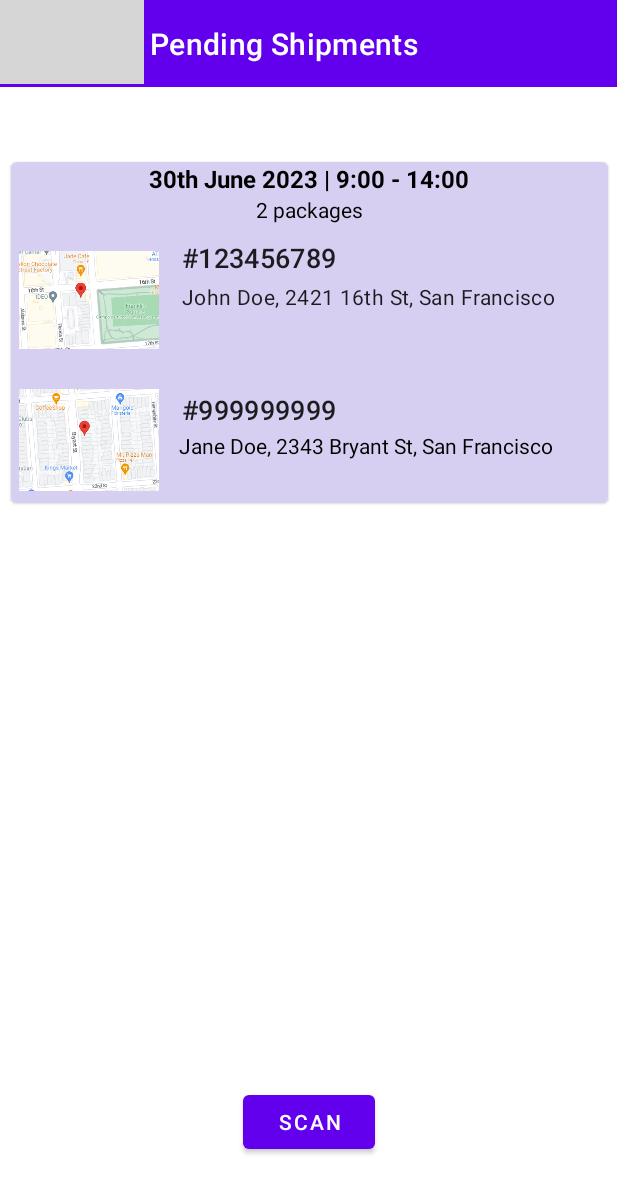
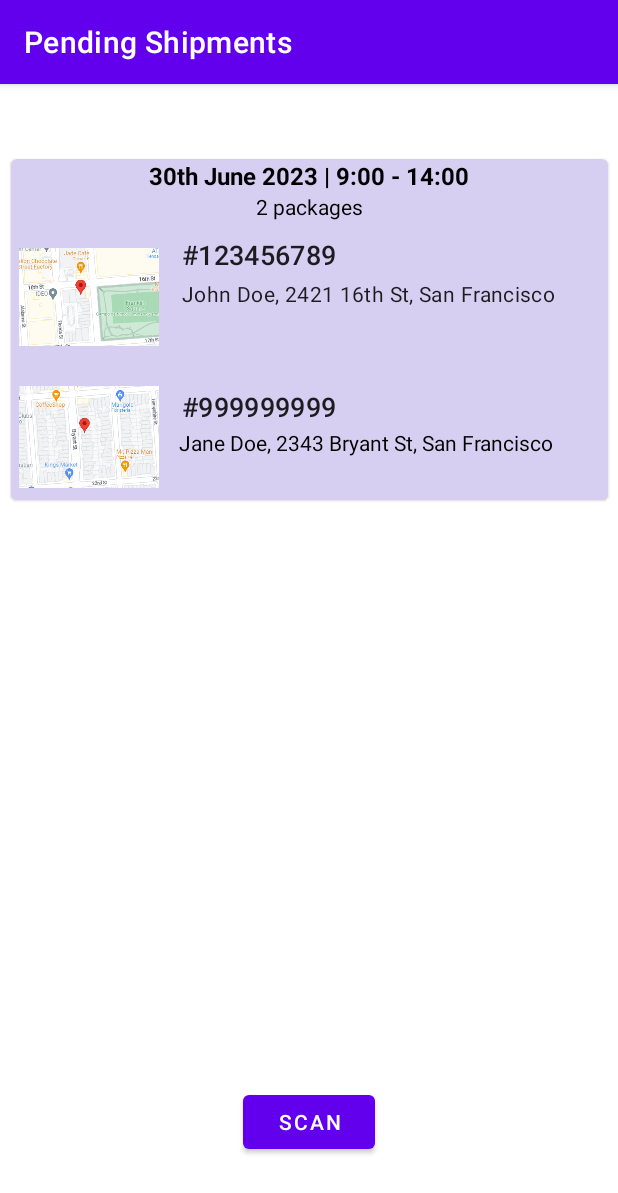
Before and after one commit to DiegoMartinezVillar/APM-DEAR, an Android app: the PendingShipments screen opened directly, with no data from a screen before it, on a phone screen of 412 x 824 dp. Shown: the top 1193 px of the screen. Run offline under Robolectric (Android 15) with nearby library versions, the phone set to English and light mode, and no system bars; grey boxes are pictures that could not be loaded.

Commit message:
Fixed issues related to packages and compiled APK (#11)

```diff
--- a/app/src/main/res/layout/activity_pending_shipments.xml
+++ b/app/src/main/res/layout/activity_pending_shipments.xml
@@ -2,11 +2,10 @@
 <androidx.constraintlayout.widget.ConstraintLayout xmlns:android="http://schemas.android.com/apk/res/android"
     xmlns:app="http://schemas.android.com/apk/res-auto"
     xmlns:tools="http://schemas.android.com/tools"
-
-
     android:id="@+id/constraintViewPendShipments"
     android:layout_width="match_parent"
-    android:layout_height="match_parent">
+    android:layout_height="match_parent"
+    tools:context=".PendingShipments">
 
     <!--androidx.constraintlayout.widget.Guideline
         android:id="@+id/guideline"
@@ -39,20 +38,12 @@
 
 
     <com.google.android.material.appbar.MaterialToolbar
-        android:id="@+id/materialToolbar2"
-        android:layout_width="411dp"
-        android:layout_height="58dp"
-        android:background="?attr/colorPrimary"
-        android:minHeight="?attr/actionBarSize"
-        android:theme="?attr/actionBarTheme"
-        app:layout_constraintEnd_toEndOf="parent"
-        app:layout_constraintHorizontal_bias="0.0"
-        app:layout_constraintStart_toStartOf="parent"
+        android:id="@+id/topAppBar"
+        style="@style/Widget.MaterialComponents.Toolbar.Primary"
+        android:layout_width="match_parent"
+        android:layout_height="?attr/actionBarSize"
         app:layout_constraintTop_toTopOf="parent"
-        app:navigationIcon="@drawable/car_ui_icon_arrow_back"
-        app:navigationIconTint="@color/white"
-        app:title="@string/pending_shipments"
-        app:titleTextColor="@color/white" />
+        app:title="@string/pending_shipments" />
 
     <com.google.android.material.card.MaterialCardView
         android:id="@+id/materialCardView2"
@@ -65,7 +56,7 @@
         app:cardCornerRadius="4dp"
         app:layout_constraintEnd_toEndOf="parent"
         app:layout_constraintStart_toStartOf="parent"
-        app:layout_constraintTop_toBottomOf="@+id/materialToolbar2">
+        app:layout_constraintTop_toBottomOf="@+id/topAppBar">
 
         <LinearLayout
             android:layout_width="match_parent"
@@ -121,6 +112,7 @@
                         tools:pointerIcon="arrow" />
 
                     <TextView
+                        android:id="@+id/textAddressPackage"
                         android:layout_width="match_parent"
                         android:layout_height="wrap_content"
                         android:padding="2dp"
@@ -169,7 +161,6 @@
                         android:textColor="@color/black" />
                 </LinearLayout>
             </LinearLayout>
-
         </LinearLayout>
 
     </com.google.android.material.card.MaterialCardView>
```
